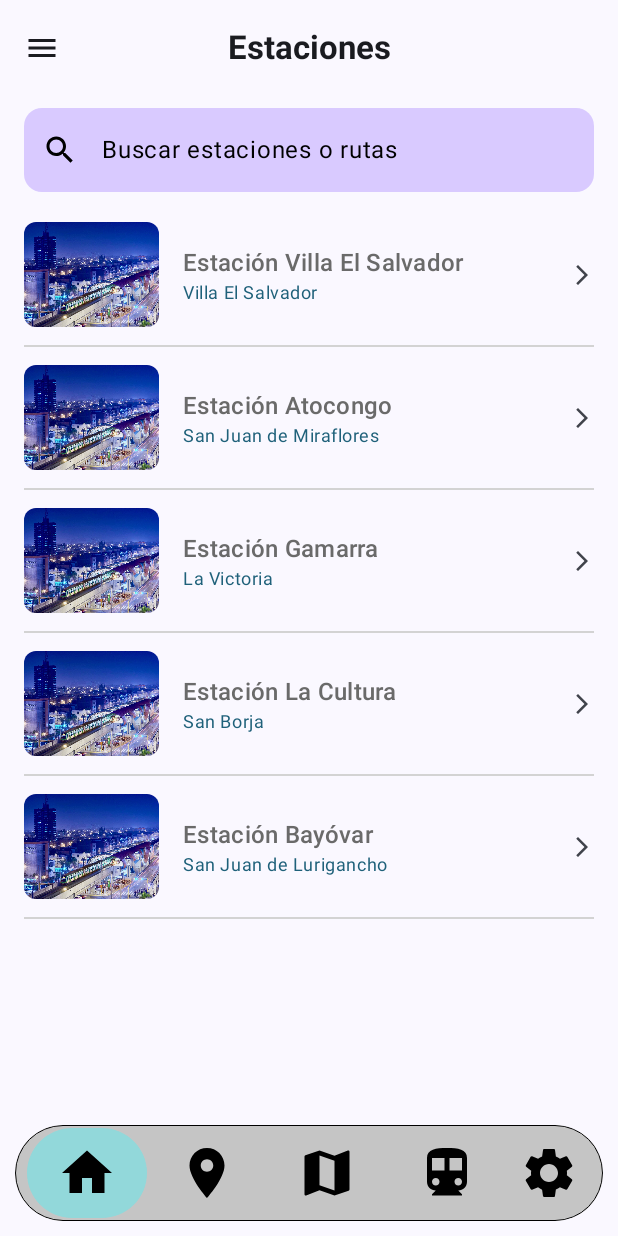
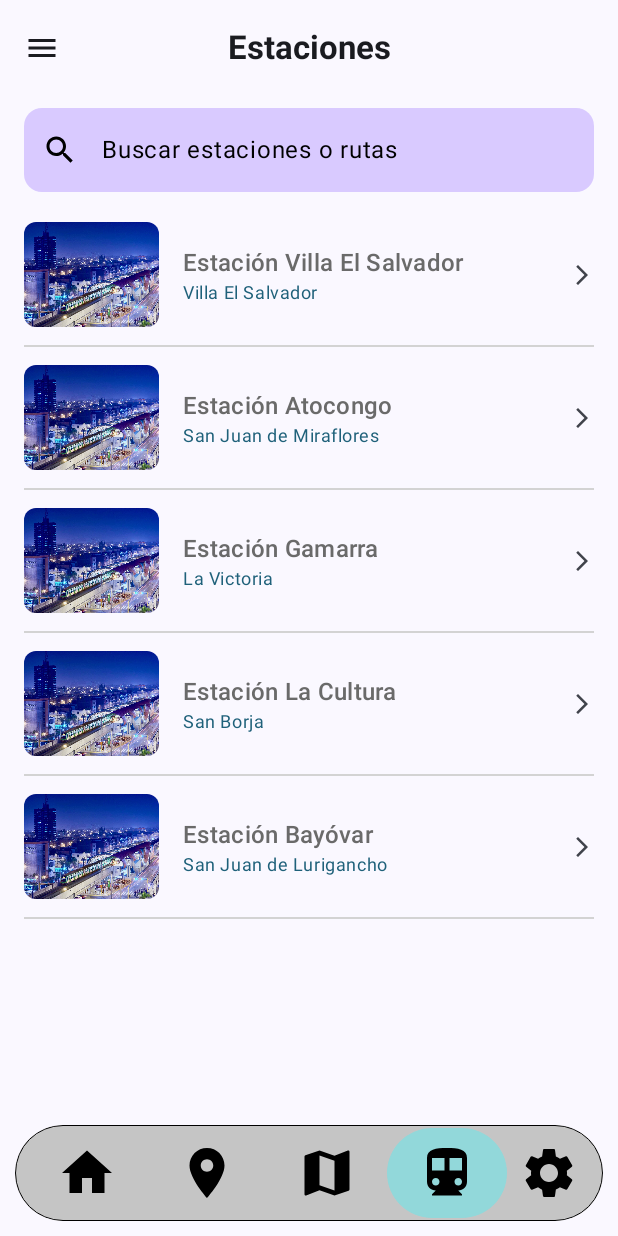
Before and after one commit to lynmad05/Rutas_Lima-Kotlin, an Android app built with Jetpack Compose: the screen it shows after launch (MainActivity), after a tap on "Estaciones", on a phone screen of 412 x 824 dp. Run offline under Robolectric (Android 15) with nearby library versions, the phone set to English and light mode, and no system bars; our stand-ins replace Room's generated code; 2 other taps on this screen came first.

Commit message:
Arreglo de BottomNavigationBar

```diff
--- a/app/src/main/java/com/tecsup/metrolima/ui/components/BottomNavigationBar.kt
+++ b/app/src/main/java/com/tecsup/metrolima/ui/components/BottomNavigationBar.kt
@@ -1,17 +1,15 @@
 package com.tecsup.metrolima.ui.components
 
-import android.view.Surface
 import androidx.compose.foundation.background
 import androidx.compose.foundation.border
 import androidx.compose.foundation.clickable
 import androidx.compose.foundation.layout.*
-import androidx.compose.foundation.shape.CircleShape
 import androidx.compose.foundation.shape.RoundedCornerShape
 import androidx.compose.material.icons.Icons
 import androidx.compose.material.icons.filled.DirectionsTransit
 import androidx.compose.material.icons.filled.Home
 import androidx.compose.material.icons.filled.LocationOn
-import androidx.compose.material.icons.filled.Map
+import androidx.compose.material.icons.filled.Map // Este icono ahora representa "Mapa" visualmente
 import androidx.compose.material.icons.filled.Settings
 import androidx.compose.material3.Icon
 import androidx.compose.material3.MaterialTheme
@@ -23,38 +21,51 @@ import androidx.compose.ui.draw.clip
 import androidx.compose.ui.graphics.Color
 import androidx.compose.ui.tooling.preview.Preview
 import androidx.compose.ui.unit.dp
+import androidx.navigation.NavController
+import androidx.navigation.compose.currentBackStackEntryAsState
 import com.tecsup.metrolima.ui.theme.MetroLimaGoTheme
-// ¡Importa tus nuevos colores!
 import com.tecsup.metrolima.ui.theme.NavigationBarBackground
 import com.tecsup.metrolima.ui.theme.SelectedButtonColor
 import com.tecsup.metrolima.ui.theme.OnSelectedButtonColor
 import com.tecsup.metrolima.ui.theme.UnselectedIconColor
-import androidx.navigation.NavController
 
 
 @Composable
 fun BottomNavigationBar(
     navController: NavController,
-    modifier: Modifier = Modifier,
-    selectedItemIndex: Int = 0
+    modifier: Modifier = Modifier
 ){
-    var selectedIndex by remember { mutableStateOf(selectedItemIndex) }
+    val navBackStackEntry by navController.currentBackStackEntryAsState()
+    val currentRoute = navBackStackEntry?.destination?.route
 
-    val items = listOf(
-        Icons.Filled.Home,
-        Icons.Filled.LocationOn,
-        Icons.Filled.Map,
-        Icons.Filled.DirectionsTransit,
-        Icons.Filled.Settings
+    val navItems = listOf(
+        BottomNavItem(
+            icon = Icons.Filled.Home,
+            description = "Inicio",
+            route = "home"
+        ),
+        BottomNavItem(
+            icon = Icons.Filled.LocationOn,
+            description = "Rutas",
+            route = "rutas"
+        ),
+        BottomNavItem(
+            icon = Icons.Filled.Map,
+            description = "Mapa",
+            route = "mapa"
+        ),
+        BottomNavItem(
+            icon = Icons.Filled.DirectionsTransit,
+            description = "Estaciones",
+            route = "listado"
+        ),
+        BottomNavItem(
+            icon = Icons.Filled.Settings,
+            description = "Configuración",
+            route = "config"
+        )
     )
 
-    val descriptions = listOf(
-        "Inicio",
-        "Rutas",
-        "Estaciones",
-        "Tren",
-        "Configuración"
-    )
 
     Box(
         modifier = modifier
@@ -83,42 +94,52 @@ fun BottomNavigationBar(
                 verticalAlignment = Alignment.CenterVertically,
                 horizontalArrangement = Arrangement.SpaceAround
             ) {
-                items.forEachIndexed { index, icon ->
+                navItems.forEachIndexed { index, item ->
+                    val isSelected = currentRoute == item.route
+
                     Box(
                         modifier = Modifier
                             .width(80.dp)
                             .height(60.dp)
                             .clip(RoundedCornerShape(30.dp))
                             .background(
-                                if (selectedIndex == index) SelectedButtonColor
+                                if (isSelected) SelectedButtonColor
                                 else Color.Transparent
                             )
                             .clickable {
-                                selectedIndex = index
-                                when (index) {
-                                    0 -> navController.navigate("home")  // 🏠 Ir a Home
-                                    1 -> navController.navigate("rutas") // 📍 Rutas
-                                    2 -> navController.navigate("listado") // 🚉 Estaciones
-                                    3 -> navController.navigate("tren")  // 🚆 (si agregas más adelante)
-                                    4 -> navController.navigate("config") // ⚙️ Configuración
+                                if (currentRoute != item.route) {
+                                    navController.navigate(item.route) {
+                                        popUpTo(navController.graph.startDestinationId) {
+                                            saveState = true
+                                        }
+                                        launchSingleTop = true
+                                        restoreState = true
+                                    }
                                 }
                             },
                         contentAlignment = Alignment.Center
                     ) {
                         Icon(
-                            imageVector = icon,
-                            contentDescription = descriptions[index],
-                            tint = if (selectedIndex == index) OnSelectedButtonColor
+                            imageVector = item.icon,
+                            contentDescription = item.description,
+                            tint = if (isSelected) OnSelectedButtonColor
                             else UnselectedIconColor,
                             modifier = Modifier.size(40.dp)
                         )
                     }
                 }
-
             }
         }
     }
 }
+
+
+data class BottomNavItem(
+    val icon: androidx.compose.ui.graphics.vector.ImageVector,
+    val description: String,
+    val route: String
+)
+
 
 @Preview(showBackground = true)
 @Composable
@@ -126,10 +147,7 @@ fun PreviewBottomNavigationBar() {
     MetroLimaGoTheme {
         val navController = androidx.navigation.compose.rememberNavController()
         Surface(color = MaterialTheme.colorScheme.background) {
-            BottomNavigationBar(
-                navController = navController,
-                selectedItemIndex = 0
-            )
+            BottomNavigationBar(navController = navController)
         }
     }
 }
--- a/gradle/libs.versions.toml
+++ b/gradle/libs.versions.toml
@@ -1,5 +1,5 @@
 [versions]
-agp = "8.13.0"
+agp = "8.12.0"
 converterGson = "3.0.0"
 kotlin = "2.0.21"
 coreKtx = "1.17.0"
```
